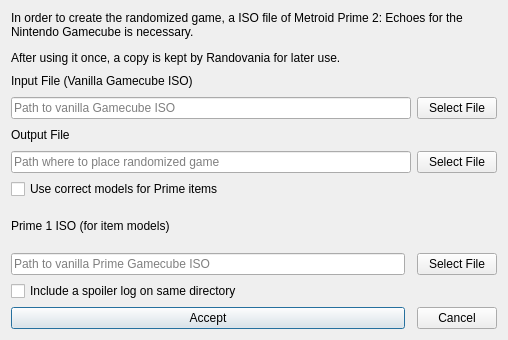
randovania/randovania, file randovania/games/prime2_dev/gui/ui_files/echoes_game_export_dialog.ui: the form before one commit.
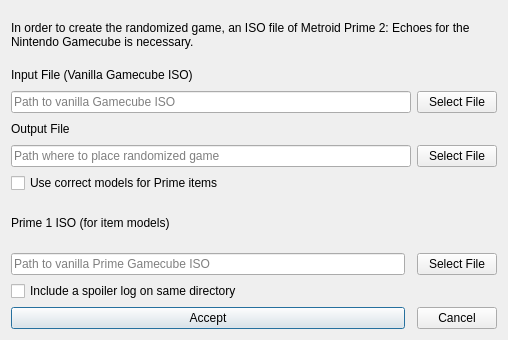
The form after the commit.

Diff of the .ui file:
```diff
--- a/randovania/games/prime2_dev/gui/ui_files/echoes_game_export_dialog.ui
+++ b/randovania/games/prime2_dev/gui/ui_files/echoes_game_export_dialog.ui
@@ -17,7 +17,7 @@
    <item row="0" column="0" colspan="3">
     <widget class="QLabel" name="description_label">
      <property name="text">
-      <string>&lt;html&gt;&lt;head/&gt;&lt;body&gt;&lt;p&gt;In order to create the randomized game, a ISO file of Metroid Prime 2: Echoes for the Nintendo Gamecube is necessary.&lt;/p&gt;&lt;p&gt;After using it once, a copy is kept by Randovania for later use.&lt;/p&gt;&lt;/body&gt;&lt;/html&gt;</string>
+      <string>&lt;html&gt;&lt;head/&gt;&lt;body&gt;&lt;p&gt;In order to create the randomized game, an ISO file of Metroid Prime 2: Echoes for the Nintendo Gamecube is necessary.&lt;/p&gt;&lt;/body&gt;&lt;/html&gt;</string>
      </property>
      <property name="wordWrap">
       <bool>true</bool>
```
